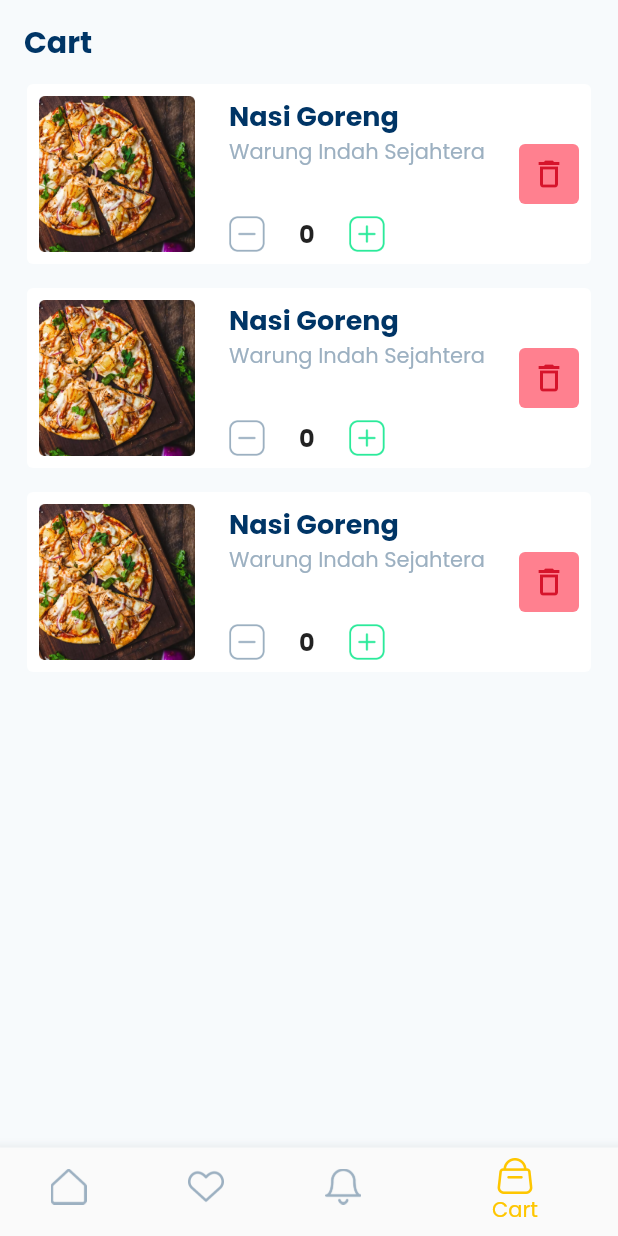
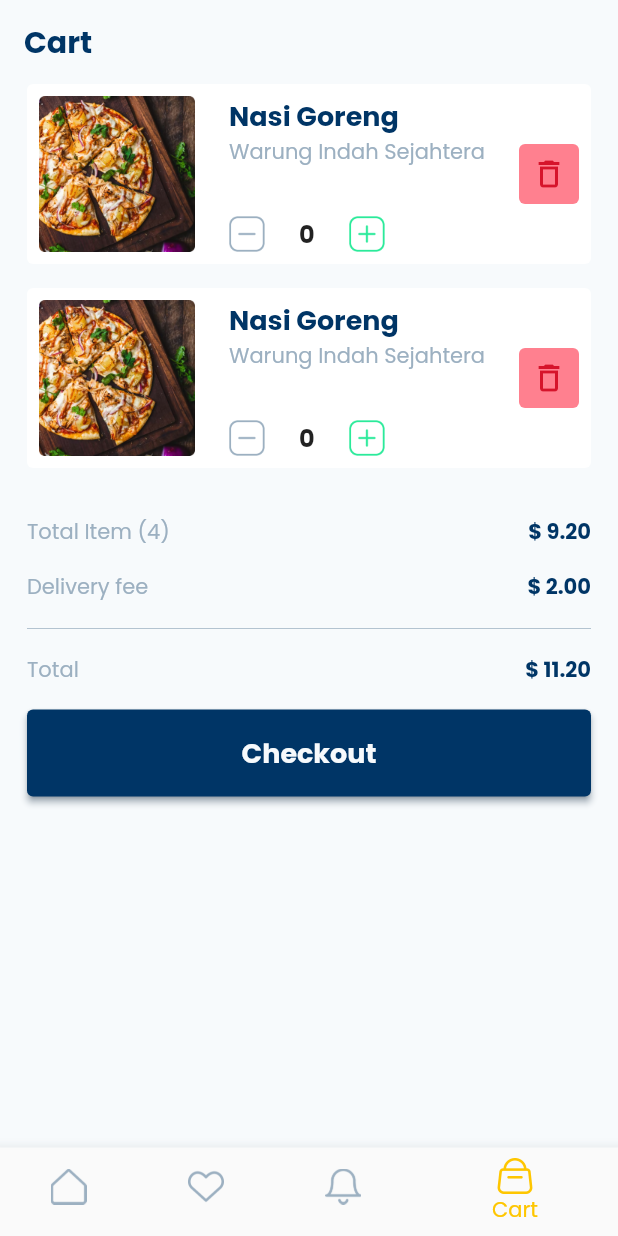
Before and after one commit to marta-werdaya/food_craft, a Flutter app: the screen it shows after launch, item 4 of the bottom bar chosen, on a phone screen of 412 x 824 dp. Run offline on Flutter 3.47's test engine with Material 2 defaults, Android fonts, the phone set to English and light mode, and no system bars; our stand-ins replace google_fonts.

Commit message:
finishing the cart page

```diff
--- a/lib/pages/cart_page.dart
+++ b/lib/pages/cart_page.dart
@@ -21,16 +21,49 @@ class CartPage extends StatelessWidget {
         child: Padding(
           padding: const EdgeInsets.symmetric(horizontal: 18),
           child: Column(
-            children: const [
-              ListItem(
+            children: [
+              const ListItem(
                 isCart: true,
               ),
-              ListItem(
+              const ListItem(
                 isCart: true,
               ),
-              ListItem(
-                isCart: true,
+              const SizedBox(
+                height: 16,
               ),
+              const OrderDetail(
+                name: 'Total Item (4)',
+                value: '\$ 9.20',
+              ),
+              const OrderDetail(
+                name: 'Delivery fee',
+                value: '\$ 2.00',
+              ),
+              const Divider(
+                height: 2,
+                thickness: 0.5,
+                color: AppColors.grey,
+              ),
+              const SizedBox(height: 16),
+              const OrderDetail(
+                name: 'Total',
+                value: '\$ 11.20',
+              ),
+              SizedBox(
+                height: 58,
+                width: double.infinity,
+                child: ElevatedButton(
+                  onPressed: () {},
+                  child: const Text(
+                    'Checkout',
+                    style: TextStyle(
+                      color: AppColors.bg,
+                      fontWeight: FontWeight.bold,
+                      fontSize: 18,
+                    ),
+                  ),
+                ),
+              )
             ],
           ),
         ),
@@ -38,3 +71,38 @@ class CartPage extends StatelessWidget {
     );
   }
 }
+
+class OrderDetail extends StatelessWidget {
+  final String name;
+  final String value;
+  const OrderDetail({
+    Key? key,
+    required this.name,
+    required this.value,
+  }) : super(key: key);
+
+  @override
+  Widget build(BuildContext context) {
+    return Padding(
+      padding: const EdgeInsets.only(bottom: 16),
+      child: Row(
+        mainAxisAlignment: MainAxisAlignment.spaceBetween,
+        children: [
+          Text(
+            name,
+            style: const TextStyle(
+              color: AppColors.grey,
+            ),
+          ),
+          Text(
+            value,
+            style: const TextStyle(
+              fontWeight: FontWeight.bold,
+              color: AppColors.primary,
+            ),
+          ),
+        ],
+      ),
+    );
+  }
+}
--- a/lib/pages/notification_page.dart
+++ b/lib/pages/notification_page.dart
@@ -1,10 +1,21 @@
 import 'package:flutter/material.dart';
+
+import '../constants/app_colors.dart';
+import '../widgets/text_app_bar.dart';
 
 class NotificationPage extends StatelessWidget {
   const NotificationPage({Key? key}) : super(key: key);
 
   @override
   Widget build(BuildContext context) {
-    return const Scaffold();
+    return Scaffold(
+      appBar: AppBar(
+        backgroundColor: AppColors.bg,
+        shadowColor: Colors.transparent,
+        title: const TextAppBar(
+          title: 'Notification',
+        ),
+      ),
+    );
   }
 }
```
